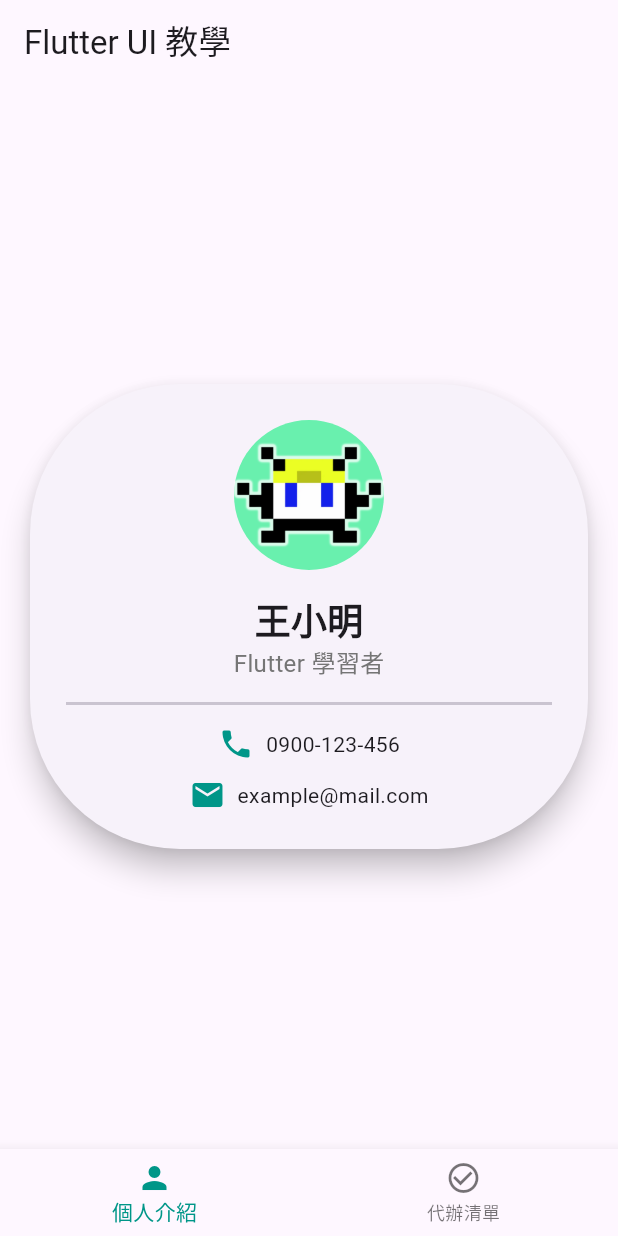
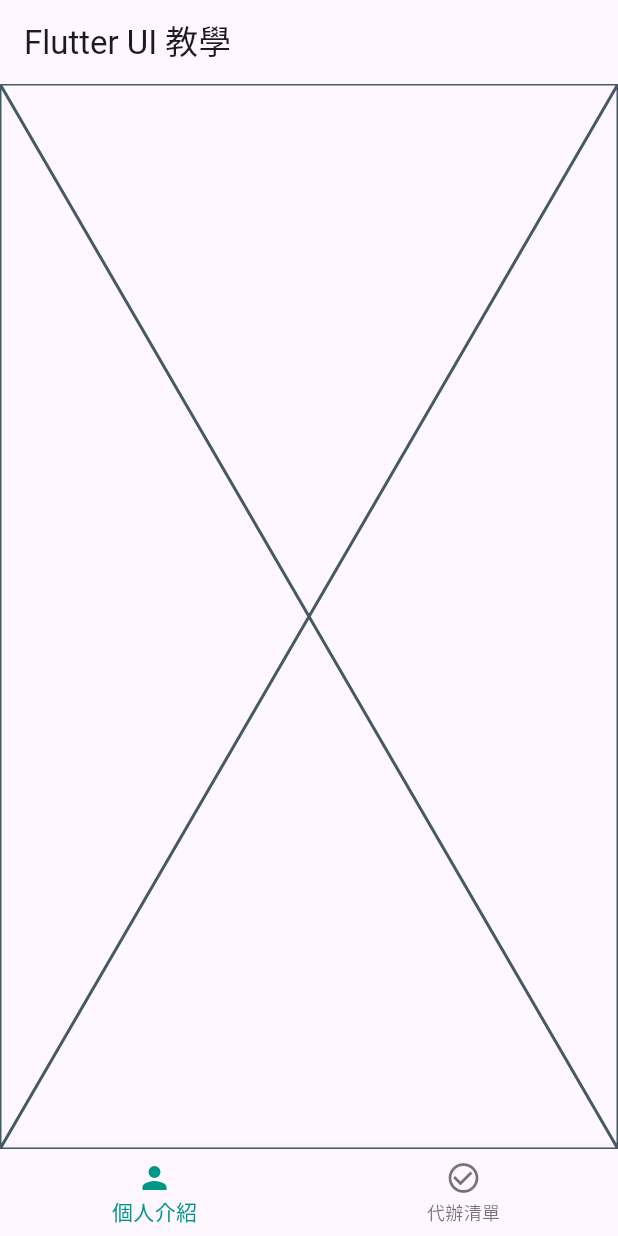
Before and after one commit to teddywang0824/profile_todo, a Flutter app: the screen it shows after launch, on a phone screen of 412 x 824 dp. Run offline on Flutter 3.47's test engine with Material 3 defaults, Android fonts, the phone set to English and light mode, and no system bars.

Commit message:
UI 繪製教學

```diff
--- a/lib/page/profilePage.dart
+++ b/lib/page/profilePage.dart
@@ -5,52 +5,6 @@ class ProfilePage extends StatelessWidget {
 
   @override
   Widget build(BuildContext context) {
-    return Center(
-      child: Card(
-        elevation: 8,
-        margin: EdgeInsets.all(20),
-        shape: RoundedRectangleBorder(borderRadius: BorderRadius.circular(100)),
-        child: Padding(
-          padding: const EdgeInsets.all(24.0),
-          child: Column(
-            mainAxisSize: MainAxisSize.min,
-            children: [
-              CircleAvatar(
-                radius: 50,
-                backgroundColor: Colors.greenAccent,
-                child: Image.asset('assets/img.png'),
-              ),
-              SizedBox(height: 16),
-              Text(
-                '王小明',
-                style: TextStyle(fontSize: 24, fontWeight: FontWeight.bold),
-              ),
-              Text(
-                'Flutter 學習者',
-                style: TextStyle(fontSize: 16, color: Colors.grey[600]),
-              ),
-              Divider(height: 30, thickness: 2),
-              Row(
-                mainAxisAlignment: MainAxisAlignment.center,
-                children: [
-                  Icon(Icons.phone, color: Colors.teal),
-                  SizedBox(width: 8),
-                  Text('0900-123-456'),
-                ],
-              ),
-              SizedBox(height: 10),
-              Row(
-                mainAxisAlignment: MainAxisAlignment.center,
-                children: [
-                  Icon(Icons.email, color: Colors.teal),
-                  SizedBox(width: 8),
-                  Text('example@mail.com'),
-                ],
-              ),
-            ],
-          ),
-        ),
-      ),
-    );
+    return Placeholder();
   }
 }
--- a/pubspec.yaml
+++ b/pubspec.yaml
@@ -61,8 +61,7 @@ flutter:
   # assets:
   #   - images/a_dot_burr.jpeg
   #   - images/a_dot_ham.jpeg
-  assets:
-    - assets/img.png
+
 
   # An image asset can refer to one or more resolution-specific "variants", see
   # https://flutter.dev/to/resolution-aware-images
```
